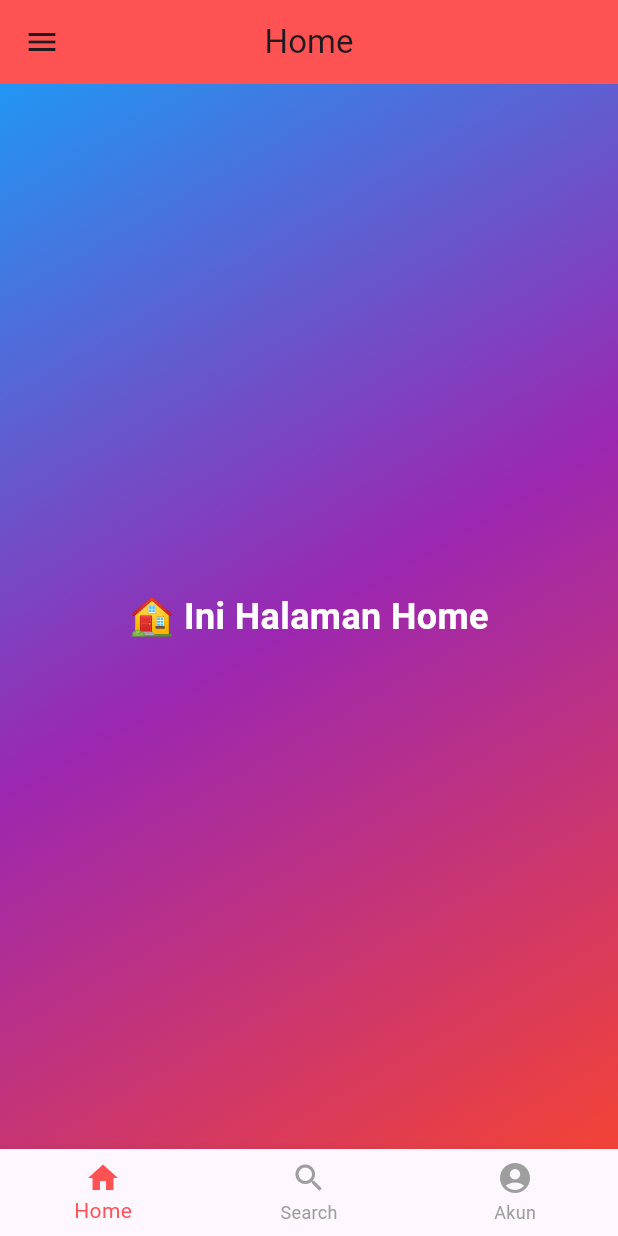
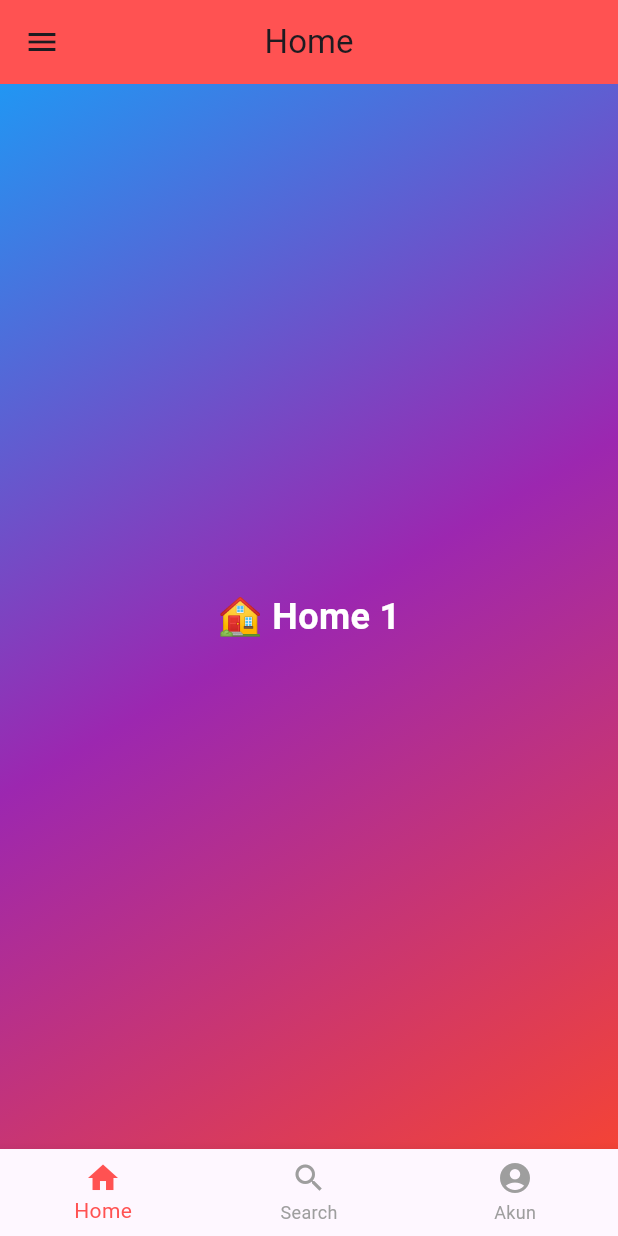
Before and after one commit to yeow-raven/flutterbkpm, a Flutter app: the screen it shows after launch, after a tap on "Login", on a phone screen of 412 x 824 dp. Run offline on Flutter 3.47's test engine with Material 3 defaults, Android fonts, the phone set to English and light mode, and no system bars; network calls fail.

Commit message:
Menambahkan pageview di acara22 dan memperbarui main.dart

```diff
--- /dev/null
+++ b/lib/acarabkpm/acara22_pageview.dart
@@ -0,0 +1,231 @@
+import 'package:flutter/material.dart';
+import 'acara19_errorpage.dart';
+
+// Halaman Login
+class acara22 extends StatelessWidget {
+  const acara22({super.key});
+
+  @override
+  Widget build(BuildContext context) {
+    return Scaffold(
+      backgroundColor: Colors.blueGrey[50],
+      appBar: AppBar(
+        title: const Text(
+          "Login",
+          style: TextStyle(fontSize: 24, fontWeight: FontWeight.bold, color: Colors.white),
+        ),
+        backgroundColor: Colors.redAccent,
+        centerTitle: true,
+      ),
+      body: Padding(
+        padding: const EdgeInsets.all(16.0),
+        child: Column(
+          mainAxisAlignment: MainAxisAlignment.center,
+          children: <Widget>[
+            Image.asset('assets/images/Windah_2023_July.jpg', height: 120, width: 120),
+            const SizedBox(height: 10),
+            Image.network(
+              'https://api.duniagames.co.id/api/content/upload/file/692980541623150611.jpg',
+              height: 250,
+              width: 250,
+            ),
+            const SizedBox(height: 20),
+            const Text(
+              "WINDAH MENAMATKAN GAME AYAM SIMULATOR",
+              style: TextStyle(fontSize: 18, fontWeight: FontWeight.w600, color: Colors.brown),
+            ),
+            const SizedBox(height: 20),
+            TextFormField(
+              decoration: InputDecoration(
+                hintText: "Username",
+                border: OutlineInputBorder(borderRadius: BorderRadius.circular(12)),
+                filled: true,
+                fillColor: Colors.white,
+              ),
+            ),
+            const SizedBox(height: 10),
+            TextFormField(
+              obscureText: true,
+              decoration: InputDecoration(
+                hintText: "Password",
+                border: OutlineInputBorder(borderRadius: BorderRadius.circular(12)),
+                filled: true,
+                fillColor: Colors.white,
+              ),
+            ),
+            const SizedBox(height: 20),
+            ElevatedButton(
+              style: ElevatedButton.styleFrom(
+                backgroundColor: Colors.redAccent,
+                padding: const EdgeInsets.symmetric(horizontal: 50, vertical: 12),
+                shape: RoundedRectangleBorder(borderRadius: BorderRadius.circular(20)),
+              ),
+              child: const Text(
+                "Login",
+                style: TextStyle(fontSize: 16, fontWeight: FontWeight.bold, color: Colors.white),
+              ),
+              onPressed: () {
+                Navigator.pushReplacement(
+                  context,
+                  MaterialPageRoute(builder: (context) => const HomeScreen()),
+                );
+              },
+            ),
+            const SizedBox(height: 10),
+            // Tombol Tentang (Menuju Halaman Error)
+            ElevatedButton(
+              style: ElevatedButton.styleFrom(
+                backgroundColor: Colors.blueGrey,
+                padding: const EdgeInsets.symmetric(horizontal: 50, vertical: 12),
+                shape: RoundedRectangleBorder(borderRadius: BorderRadius.circular(20)),
+              ),
+              child: const Text(
+                "Tentang",
+                style: TextStyle(fontSize: 16, fontWeight: FontWeight.bold, color: Colors.white),
+              ),
+              onPressed: () {
+                Navigator.push(
+                  context,
+                  MaterialPageRoute(builder: (context) => const Acara19ErrorPage()),
+                );
+              },
+            ),
+          ],
+        ),
+      ),
+    );
+  }
+}
+
+// Halaman Home dengan Bottom Navigation & Drawer
+class HomeScreen extends StatefulWidget {
+  const HomeScreen({super.key});
+
+  @override
+  State<HomeScreen> createState() => _HomeScreenState();
+}
+
+class _HomeScreenState extends State<HomeScreen> {
+  int _selectedIndex = 0;
+  final PageController _pageController = PageController();
+
+  void _onItemTapped(int index) {
+    setState(() {
+      _selectedIndex = index;
+    });
+  }
+
+  @override
+  Widget build(BuildContext context) {
+    return Scaffold(
+      appBar: AppBar(
+        title: const Text("Home"),
+        backgroundColor: Colors.redAccent,
+        centerTitle: true,
+      ),
+      drawer: Drawer(
+        child: ListView(
+          padding: EdgeInsets.zero,
+          children: [
+            const DrawerHeader(
+              decoration: BoxDecoration(color: Colors.redAccent),
+              child: Text(
+                "Menu Navigasi",
+                style: TextStyle(fontSize: 24, color: Colors.white),
+              ),
+            ),
+            ListTile(
+              leading: const Icon(Icons.home),
+              title: const Text("Home"),
+              onTap: () {
+                Navigator.pop(context);
+                setState(() {
+                  _selectedIndex = 0;
+                });
+              },
+            ),
+            ListTile(
+              leading: const Icon(Icons.search),
+              title: const Text("Search"),
+              onTap: () {
+                Navigator.pop(context);
+                setState(() {
+                  _selectedIndex = 1;
+                });
+              },
+            ),
+            ListTile(
+              leading: const Icon(Icons.account_circle),
+              title: const Text("Akun"),
+              onTap: () {
+                Navigator.pop(context);
+                setState(() {
+                  _selectedIndex = 2;
+                });
+              },
+            ),
+            ListTile(
+              leading: const Icon(Icons.logout),
+              title: const Text("Logout"),
+              onTap: () {
+                Navigator.pushReplacement(
+                  context,
+                  MaterialPageRoute(builder: (context) => const acara22()),
+                );
+              },
+            ),
+          ],
+        ),
+      ),
+      body: _selectedIndex == 0
+          ? PageView(
+              controller: _pageController,
+              children: const [
+                GradientPage(title: "🏠 Home 1"),
+                GradientPage(title: "🏠 Home 2"),
+                GradientPage(title: "🏠 Home 3"),
+              ],
+            )
+          : _selectedIndex == 1
+              ? const GradientPage(title: "🔍 Ini Halaman Search")
+              : const GradientPage(title: "👤 Ini Halaman Akun"),
+      bottomNavigationBar: BottomNavigationBar(
+        items: const [
+          BottomNavigationBarItem(icon: Icon(Icons.home), label: "Home"),
+          BottomNavigationBarItem(icon: Icon(Icons.search), label: "Search"),
+          BottomNavigationBarItem(icon: Icon(Icons.account_circle), label: "Akun"),
+        ],
+        currentIndex: _selectedIndex,
+        selectedItemColor: Colors.redAccent,
+        unselectedItemColor: Colors.grey,
+        onTap: _onItemTapped,
+      ),
+    );
+  }
+}
+
+// Widget halaman dengan background gradient 3 warna
+class GradientPage extends StatelessWidget {
+  final String title;
+
+  const GradientPage({super.key, required this.title});
+
+  @override
+  Widget build(BuildContext context) {
+    return Container(
+      decoration: const BoxDecoration(
+        gradient: LinearGradient(
+          colors: [Colors.blue, Colors.purple, Colors.red],
+          begin: Alignment.topLeft,
+          end: Alignment.bottomRight,
+        ),
+      ),
+      child: Center(
+        child: Text(
+          title,
+          style: const TextStyle(fontSize: 24, fontWeight: FontWeight.bold, color: Colors.white),
+        ),
+      ),
+    );
+  }
+}
--- a/lib/main.dart
+++ b/lib/main.dart
@@ -1,7 +1,8 @@
 import 'package:flutter/material.dart';
 // import 'package:flutter_project/acarabkpm/acara16_img.dart';
 // import 'package:flutter_project/acarabkpm/acara20_drawerwidget.dart';
-import 'package:flutter_project/acarabkpm/acara21_gradient.dart';
+// import 'package:flutter_project/acarabkpm/acara21_gradient.dart';
+import 'package:flutter_project/acarabkpm/acara22_pageview.dart';
 // import 'package:flutter_project/acarabkpm/acara18_navigation.dart';
 import 'acarabkpm/acara19_errorpage.dart';
 
@@ -26,7 +27,7 @@ class MyApp extends StatelessWidget {
       onGenerateRoute: (settings) {
         switch (settings.name) {
           case '/':
-            return MaterialPageRoute(builder: (_) => const acara21());
+            return MaterialPageRoute(builder: (_) => const acara22());
           case '/error':
             return MaterialPageRoute(builder: (_) => const Acara19ErrorPage());
           default:
```
